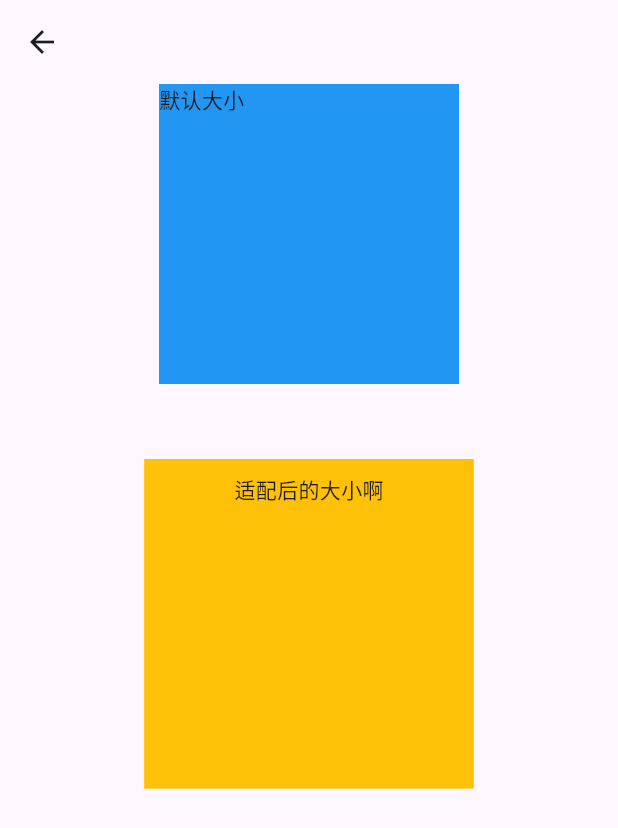
After one commit to StrongManCoder/learn_flutter, a Flutter app: the ScreenFixPage screen opened directly, on a phone screen of 412 x 824 dp. The commit adds this screen. Shown: the top 828 px of the screen. Run offline on Flutter 3.47's test engine with Material 3 defaults, Android fonts, the light colour scheme and no system bars; our stand-ins replace shared_preferences; missing offline and left inert: flutter_hi_cache; accounts and stored records are empty.

Commit message:
屏幕适配组件

```diff
--- /dev/null
+++ b/lib/pages/screen_fix_page.dart
@@ -0,0 +1,50 @@
+import 'package:flutter/material.dart';
+import 'package:learn_flutter/util/screen_adapter_helper.dart';
+import 'package:learn_flutter/util/view_util.dart';
+
+class ScreenFixPage extends StatefulWidget {
+  const ScreenFixPage({super.key});
+
+  @override
+  State<ScreenFixPage> createState() => _ScreenFixPageState();
+}
+
+class _ScreenFixPageState extends State<ScreenFixPage> {
+  @override
+  Widget build(BuildContext context) {
+    ScreenHelp.init(context);
+
+    return Scaffold(
+      appBar: AppBar(),
+      body: Column(
+        children: <Widget>[
+          Center(
+            child: Container(
+              width: 200,
+              height: 200,
+              decoration: const BoxDecoration(color: Colors.blue),
+              child: const Text("默认大小"),
+            ),
+          ),
+          hiSpace(height: 50),
+          Center(
+            child: Container(
+              width: 200.px,
+              height: 200.px,
+              decoration: const BoxDecoration(color: Colors.amber),
+              child: Align(
+                alignment: Alignment.topCenter,
+                child: Column(
+                  children: <Widget>[
+                    hiSpace(height: 10),
+                    const Text("适配后的大小啊"),
+                  ],
+                ),
+              ),
+            ),
+          ),
+        ],
+      ),
+    );
+  }
+}
--- a/lib/util/screen_adapter_helper.dart
+++ b/lib/util/screen_adapter_helper.dart
@@ -1 +1,37 @@
 //屏幕适配工具类
+import 'package:flutter/cupertino.dart';
+
+//扩展int
+extension IntFix on int {
+  double get px {
+    return ScreenHelp.getPx(toDouble());
+  }
+}
+
+extension DoubleFix on double {
+  double get px {
+    return ScreenHelp.getPx(this);
+  }
+}
+
+class ScreenHelp {
+  static late MediaQueryData _mediaQueryData;
+  static late double screenWidth;
+  static late double screenheight;
+  static late double ratio; //比例
+
+//根据设计稿实际大小初始化
+//baswWidth 设计稿宽度
+
+  static init(BuildContext context, {double baseWidth = 375}) {
+    _mediaQueryData = MediaQuery.of(context);
+    screenWidth = _mediaQueryData.size.width;
+    screenheight = _mediaQueryData.size.height;
+    ratio = screenWidth / baseWidth;
+  }
+
+//获取设计稿对应的大小
+  static double getPx(double size) {
+    return ScreenHelp.ratio * size;
+  }
+}
```
